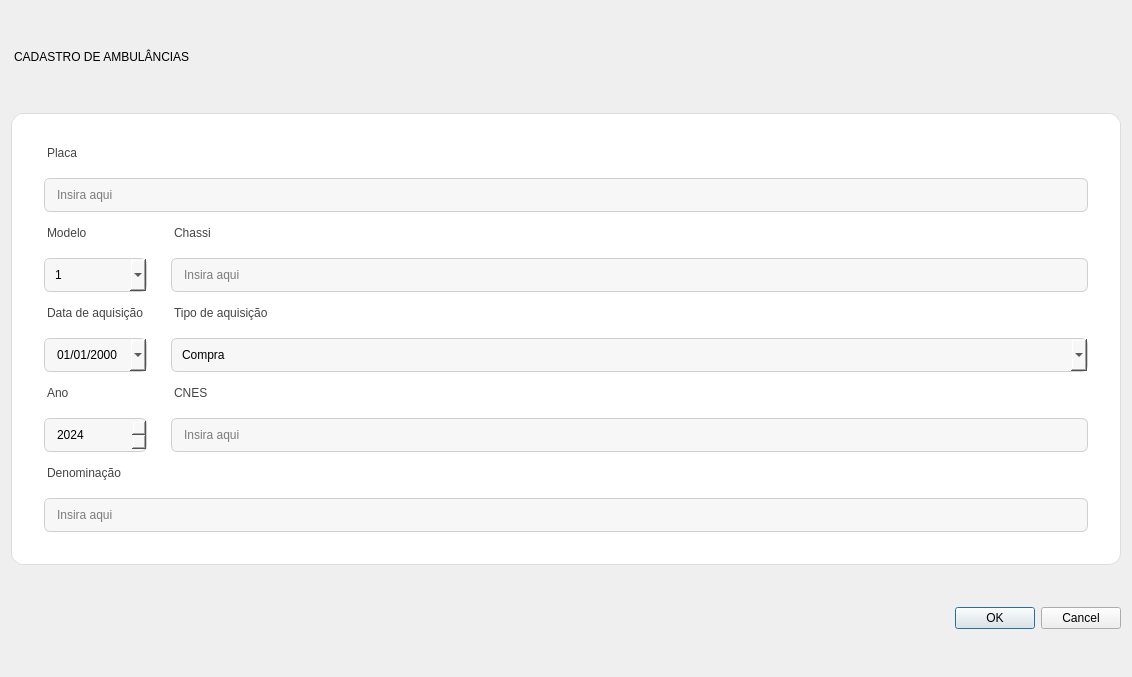
This is TELAS/tela_modernizada_labels_acima.ui in llucasgustavo23-cyber/sistema as Qt 5 draws it before an edit. The edited form follows.
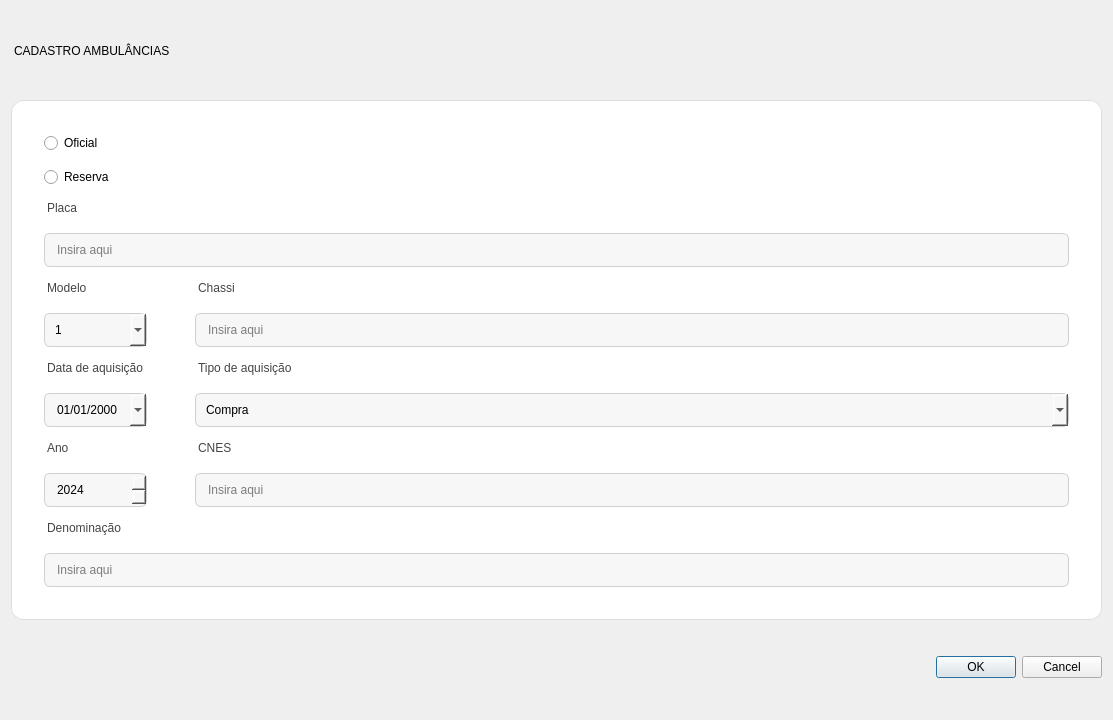
This is the edited form.

Commit message: sei não, tem muita coisa pra resolver. mudança no menu, cadastro, modificar e database, e inseri a tela sugestões. fazer uma copia do banco de dados.

```diff
--- a/TELAS/tela_modernizada_labels_acima.ui
+++ b/TELAS/tela_modernizada_labels_acima.ui
@@ -6,8 +6,8 @@
    <rect>
     <x>0</x>
     <y>0</y>
-    <width>1132</width>
-    <height>677</height>
+    <width>1113</width>
+    <height>720</height>
    </rect>
   </property>
   <property name="windowTitle">
@@ -26,7 +26,7 @@
       <string>font:700 22pt &quot;Segoe UI&quot;; padding-bottom:4px;</string>
      </property>
      <property name="text">
-      <string>CADASTRO DE AMBULÂNCIAS</string>
+      <string>CADASTRO AMBULÂNCIAS</string>
      </property>
     </widget>
    </item>
@@ -46,7 +46,7 @@
      <property name="frameShape">
       <enum>QFrame::StyledPanel</enum>
      </property>
-     <layout class="QGridLayout" name="grid" columnstretch="0,0">
+     <layout class="QGridLayout" name="grid" columnstretch="0,0,0">
       <property name="leftMargin">
        <number>12</number>
       </property>
@@ -65,44 +65,43 @@
       <property name="verticalSpacing">
        <number>14</number>
       </property>
-      <item row="6" column="1">
-       <widget class="QLineEdit" name="chassi">
+      <item row="11" column="0" colspan="3">
+       <widget class="QLineEdit" name="denominacao">
         <property name="placeholderText">
          <string>Insira aqui</string>
         </property>
        </widget>
       </item>
-      <item row="8" column="0">
-       <widget class="QDateEdit" name="data">
-        <property name="displayFormat">
-         <string>dd/MM/yyyy</string>
-        </property>
-        <property name="calendarPopup">
-         <bool>true</bool>
-        </property>
+      <item row="5" column="0">
+       <widget class="QComboBox" name="comboBox">
+        <item>
+         <property name="text">
+          <string>1</string>
+         </property>
+        </item>
+        <item>
+         <property name="text">
+          <string>2</string>
+         </property>
+        </item>
+        <item>
+         <property name="text">
+          <string>3</string>
+         </property>
+        </item>
+        <item>
+         <property name="text">
+          <string>4</string>
+         </property>
+        </item>
+        <item>
+         <property name="text">
+          <string>5</string>
+         </property>
+        </item>
        </widget>
       </item>
-      <item row="7" column="1">
-       <widget class="QLabel" name="lbl_tipo">
-        <property name="styleSheet">
-         <string>QLabel { font:600 10pt &quot;Segoe UI&quot;; color:#444; margin-bottom:4px; }</string>
-        </property>
-        <property name="text">
-         <string>Tipo de aquisição</string>
-        </property>
-       </widget>
-      </item>
-      <item row="7" column="0">
-       <widget class="QLabel" name="lbl_data">
-        <property name="styleSheet">
-         <string>QLabel { font:600 10pt &quot;Segoe UI&quot;; color:#444; margin-bottom:4px; }</string>
-        </property>
-        <property name="text">
-         <string>Data de aquisição</string>
-        </property>
-       </widget>
-      </item>
-      <item row="8" column="1">
+      <item row="7" column="2">
        <widget class="QComboBox" name="tipo">
         <item>
          <property name="text">
@@ -121,37 +120,7 @@
         </item>
        </widget>
       </item>
-      <item row="9" column="0">
-       <widget class="QLabel" name="lbl_ano">
-        <property name="styleSheet">
-         <string>QLabel { font:600 10pt &quot;Segoe UI&quot;; color:#444; margin-bottom:4px; }</string>
-        </property>
-        <property name="text">
-         <string>Ano</string>
-        </property>
-       </widget>
-      </item>
-      <item row="5" column="1">
-       <widget class="QLabel" name="lbl_chassi">
-        <property name="styleSheet">
-         <string>QLabel { font:600 10pt &quot;Segoe UI&quot;; color:#444; margin-bottom:4px; }</string>
-        </property>
-        <property name="text">
-         <string>Chassi</string>
-        </property>
-       </widget>
-      </item>
-      <item row="2" column="0">
-       <widget class="QLabel" name="lbl_modelo">
-        <property name="styleSheet">
-         <string>QLabel { font:600 10pt &quot;Segoe UI&quot;; color:#444; margin-bottom:4px; }</string>
-        </property>
-        <property name="text">
-         <string>Placa</string>
-        </property>
-       </widget>
-      </item>
-      <item row="9" column="1">
+      <item row="8" column="2">
        <widget class="QLabel" name="lbl_cnes">
         <property name="styleSheet">
          <string>QLabel { font:600 10pt &quot;Segoe UI&quot;; color:#444; margin-bottom:4px; }</string>
@@ -161,14 +130,97 @@
         </property>
        </widget>
       </item>
-      <item row="10" column="1">
+      <item row="6" column="0">
+       <widget class="QLabel" name="lbl_data">
+        <property name="styleSheet">
+         <string>QLabel { font:600 10pt &quot;Segoe UI&quot;; color:#444; margin-bottom:4px; }</string>
+        </property>
+        <property name="text">
+         <string>Data de aquisição</string>
+        </property>
+       </widget>
+      </item>
+      <item row="1" column="0">
+       <widget class="QRadioButton" name="radioButton">
+        <property name="text">
+         <string>Reserva</string>
+        </property>
+       </widget>
+      </item>
+      <item row="4" column="0">
+       <widget class="QLabel" name="lbl_placa">
+        <property name="styleSheet">
+         <string>QLabel { font:600 10pt &quot;Segoe UI&quot;; color:#444; margin-bottom:4px; }</string>
+        </property>
+        <property name="text">
+         <string>Modelo</string>
+        </property>
+       </widget>
+      </item>
+      <item row="9" column="2">
        <widget class="QLineEdit" name="cnes">
         <property name="placeholderText">
          <string>Insira aqui</string>
         </property>
        </widget>
       </item>
-      <item row="11" column="0">
+      <item row="4" column="2">
+       <widget class="QLabel" name="lbl_chassi">
+        <property name="styleSheet">
+         <string>QLabel { font:600 10pt &quot;Segoe UI&quot;; color:#444; margin-bottom:4px; }</string>
+        </property>
+        <property name="text">
+         <string>Chassi</string>
+        </property>
+       </widget>
+      </item>
+      <item row="3" column="0" colspan="3">
+       <widget class="QLineEdit" name="lineEdit">
+        <property name="inputMask">
+         <string/>
+        </property>
+        <property name="placeholderText">
+         <string>Insira aqui</string>
+        </property>
+       </widget>
+      </item>
+      <item row="6" column="2">
+       <widget class="QLabel" name="lbl_tipo">
+        <property name="styleSheet">
+         <string>QLabel { font:600 10pt &quot;Segoe UI&quot;; color:#444; margin-bottom:4px; }</string>
+        </property>
+        <property name="text">
+         <string>Tipo de aquisição</string>
+        </property>
+       </widget>
+      </item>
+      <item row="7" column="0">
+       <widget class="QDateEdit" name="data">
+        <property name="displayFormat">
+         <string>dd/MM/yyyy</string>
+        </property>
+        <property name="calendarPopup">
+         <bool>true</bool>
+        </property>
+       </widget>
+      </item>
+      <item row="5" column="2">
+       <widget class="QLineEdit" name="chassi">
+        <property name="dragEnabled">
+         <bool>false</bool>
+        </property>
+        <property name="readOnly">
+         <bool>false</bool>
+        </property>
+        <property name="placeholderText">
+         <string>Insira aqui</string>
+        </property>
+        <property name="clearButtonEnabled">
+         <bool>false</bool>
+        </property>
+       </widget>
+      </item>
+      <item row="10" column="0">
        <widget class="QLabel" name="lbl_denominacao">
         <property name="styleSheet">
          <string>QLabel { font:600 10pt &quot;Segoe UI&quot;; color:#444; margin-bottom:4px; }</string>
@@ -178,14 +230,7 @@
         </property>
        </widget>
       </item>
-      <item row="12" column="0" colspan="2">
-       <widget class="QLineEdit" name="denominacao">
-        <property name="placeholderText">
-         <string>Insira aqui</string>
-        </property>
-       </widget>
-      </item>
-      <item row="10" column="0">
+      <item row="9" column="0">
        <widget class="QSpinBox" name="ano">
         <property name="minimum">
          <number>1950</number>
@@ -198,50 +243,31 @@
         </property>
        </widget>
       </item>
-      <item row="4" column="0" colspan="2">
-       <widget class="QLineEdit" name="modelo">
-        <property name="placeholderText">
-         <string>Insira aqui</string>
+      <item row="8" column="0">
+       <widget class="QLabel" name="lbl_ano">
+        <property name="styleSheet">
+         <string>QLabel { font:600 10pt &quot;Segoe UI&quot;; color:#444; margin-bottom:4px; }</string>
         </property>
+        <property name="text">
+         <string>Ano</string>
+        </property>
        </widget>
       </item>
-      <item row="5" column="0">
-       <widget class="QLabel" name="lbl_placa">
+      <item row="2" column="0">
+       <widget class="QLabel" name="lbl_modelo">
         <property name="styleSheet">
          <string>QLabel { font:600 10pt &quot;Segoe UI&quot;; color:#444; margin-bottom:4px; }</string>
         </property>
         <property name="text">
-         <string>Modelo</string>
+         <string>Placa</string>
         </property>
        </widget>
       </item>
-      <item row="6" column="0">
-       <widget class="QComboBox" name="comboBox">
-        <item>
-         <property name="text">
-          <string>1</string>
-         </property>
-        </item>
-        <item>
-         <property name="text">
-          <string>2</string>
-         </property>
-        </item>
-        <item>
-         <property name="text">
-          <string>3</string>
-         </property>
-        </item>
-        <item>
-         <property name="text">
-          <string>4</string>
-         </property>
-        </item>
-        <item>
-         <property name="text">
-          <string>5</string>
-         </property>
-        </item>
+      <item row="0" column="0">
+       <widget class="QRadioButton" name="radioButton_2">
+        <property name="text">
+         <string>Oficial</string>
+        </property>
        </widget>
       </item>
      </layout>
```
The commit also changes 16 other files.
